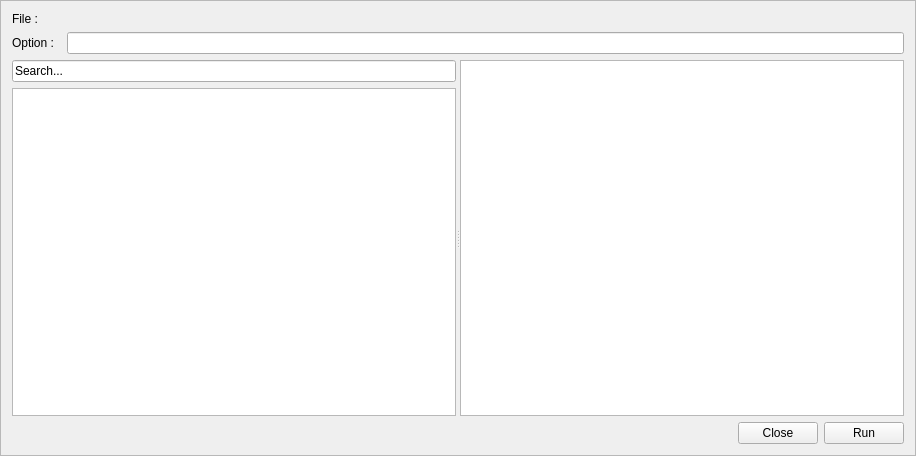
Before: the Qt Designer form src/optionconfigurator.ui in GAMS-dev/studio, drawn with Qt 5.
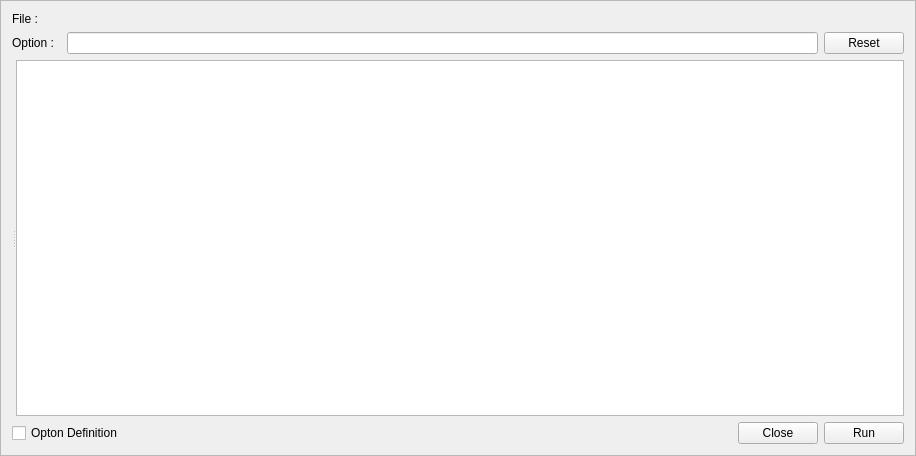
After: the same form once the commit is applied.

Commit message: add checkbox to toggle the display of option definition view

What changed in the file:
```diff
--- a/src/optionconfigurator.ui
+++ b/src/optionconfigurator.ui
@@ -43,7 +43,14 @@
       </widget>
      </item>
      <item>
-      <widget class="QLineEdit" name="CommandLineEdit"/>
+      <widget class="QLineEdit" name="commandLineEdit"/>
+     </item>
+     <item>
+      <widget class="QPushButton" name="resetButton">
+       <property name="text">
+        <string>Reset</string>
+       </property>
+      </widget>
      </item>
     </layout>
    </item>
@@ -59,25 +66,7 @@
       <enum>Qt::Horizontal</enum>
      </property>
      <widget class="QWidget" name="layoutWidget_2">
-      <layout class="QVBoxLayout" name="OptionDefinition_VLayout">
-       <item>
-        <widget class="QLineEdit" name="SearchLineEdit">
-         <property name="text">
-          <string>Search...</string>
-         </property>
-        </widget>
-       </item>
-       <item>
-        <widget class="QTreeView" name="OptionDefintionTreeView">
-         <property name="selectionMode">
-          <enum>QAbstractItemView::SingleSelection</enum>
-         </property>
-         <property name="selectionBehavior">
-          <enum>QAbstractItemView::SelectRows</enum>
-         </property>
-        </widget>
-       </item>
-      </layout>
+      <layout class="QVBoxLayout" name="optionDefinition_VLayout"/>
      </widget>
      <widget class="QWidget" name="layoutWidget_3">
       <layout class="QVBoxLayout" name="Option_VLayout">
@@ -108,7 +97,14 @@
     </widget>
    </item>
    <item>
-    <layout class="QHBoxLayout" name="Button_HLayout">
+    <layout class="QHBoxLayout" name="button_HLayout">
+     <item>
+      <widget class="QCheckBox" name="showOptionDefintionCheckBox">
+       <property name="text">
+        <string>Opton Definition</string>
+       </property>
+      </widget>
+     </item>
      <item>
       <spacer name="horizontalSpacer">
        <property name="orientation">
```
Left out of the diff: 10 changed lines with no effect on the pictures. The commit also changes 4 other files.
